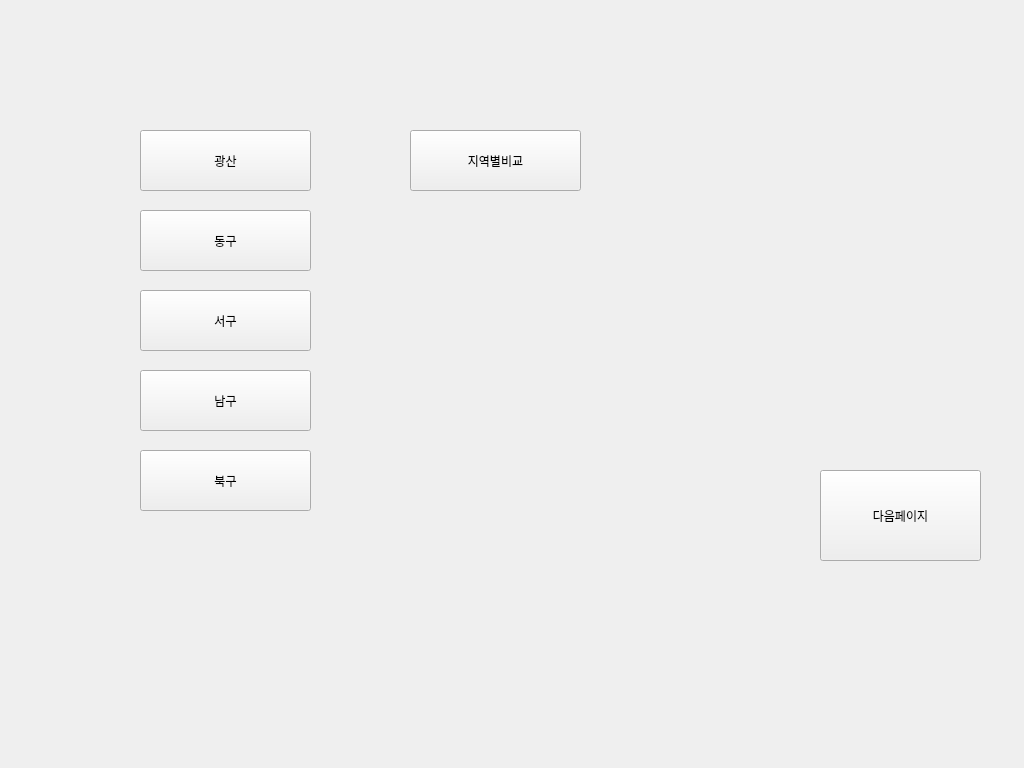
NoDoHyun/no, file guilist.ui: the form before one commit.
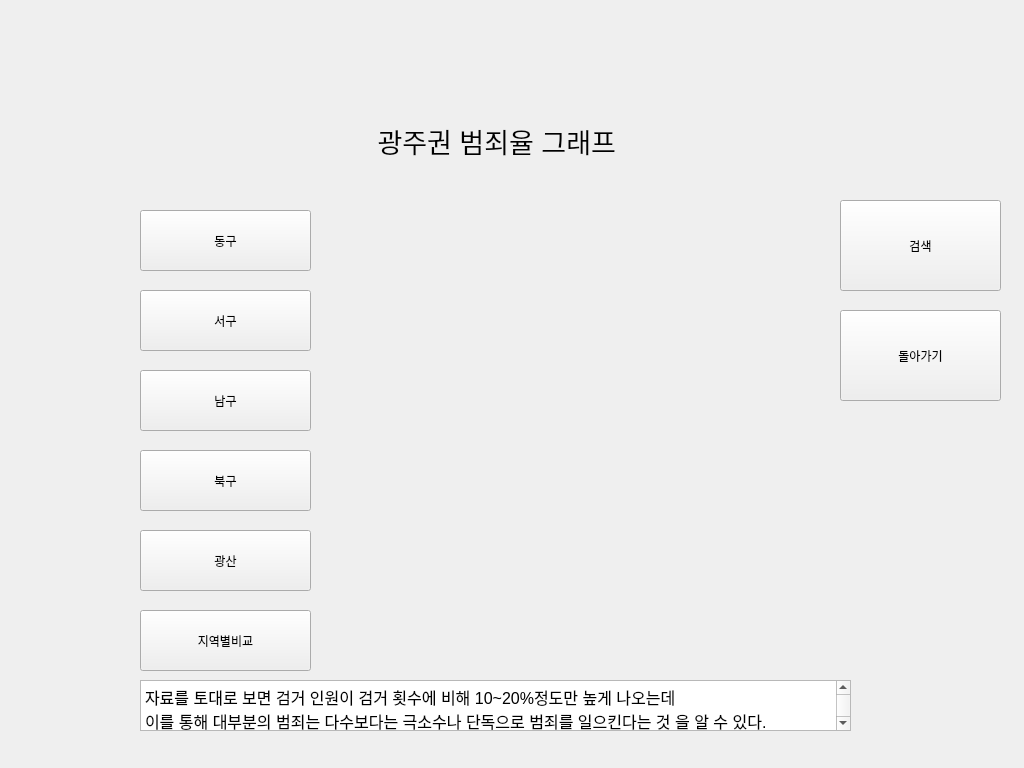
The form after the commit. The open tabs and pages were chosen to show the change. Custom widgets are drawn as their Qt base class.

The edit to the form file:
```diff
--- a/guilist.ui
+++ b/guilist.ui
@@ -122,7 +122,7 @@
      <property name="geometry">
       <rect>
        <x>140</x>
-       <y>130</y>
+       <y>530</y>
        <width>171</width>
        <height>61</height>
       </rect>
@@ -186,8 +186,8 @@
     <widget class="QPushButton" name="allspace">
      <property name="geometry">
       <rect>
-       <x>410</x>
-       <y>130</y>
+       <x>140</x>
+       <y>610</y>
        <width>171</width>
        <height>61</height>
       </rect>
@@ -199,19 +199,86 @@
     <widget class="QPushButton" name="nex">
      <property name="geometry">
       <rect>
-       <x>820</x>
-       <y>470</y>
+       <x>840</x>
+       <y>200</y>
        <width>161</width>
        <height>91</height>
       </rect>
      </property>
      <property name="text">
-      <string>다음페이지</string>
+      <string>검색</string>
+     </property>
+    </widget>
+    <widget class="QPushButton" name="back_2">
+     <property name="geometry">
+      <rect>
+       <x>840</x>
+       <y>310</y>
+       <width>161</width>
+       <height>91</height>
+      </rect>
+     </property>
+     <property name="text">
+      <string>돌아가기</string>
+     </property>
+    </widget>
+    <widget class="QTextBrowser" name="textBrowser">
+     <property name="geometry">
+      <rect>
+       <x>140</x>
+       <y>680</y>
+       <width>711</width>
+       <height>51</height>
+      </rect>
+     </property>
+     <property name="html">
+      <string>&lt;!DOCTYPE HTML PUBLIC &quot;-//W3C//DTD HTML 4.0//EN&quot; &quot;http://www.w3.org/TR/REC-html40/strict.dtd&quot;&gt;
+&lt;html&gt;&lt;head&gt;&lt;meta name=&quot;qrichtext&quot; content=&quot;1&quot; /&gt;&lt;style type=&quot;text/css&quot;&gt;
+p, li { white-space: pre-wrap; }
+&lt;/style&gt;&lt;/head&gt;&lt;body style=&quot; font-family:'Gulim'; font-size:9pt; font-weight:400; font-style:normal;&quot;&gt;
+&lt;p style=&quot; margin-top:0px; margin-bottom:0px; margin-left:0px; margin-right:0px; -qt-block-indent:0; text-indent:0px;&quot;&gt;&lt;span style=&quot; font-size:12pt;&quot;&gt;자료를 토대로 보면 검거 인원이 검거 횟수에 비해 10~20%정도만 높게 나오는데&lt;/span&gt;&lt;/p&gt;
+&lt;p style=&quot; margin-top:0px; margin-bottom:0px; margin-left:0px; margin-right:0px; -qt-block-indent:0; text-indent:0px;&quot;&gt;&lt;span style=&quot; font-size:12pt;&quot;&gt;이를 통해 대부분의 범죄는 다수보다는 극소수나 단독으로 범죄를 일으킨다는 것 을 알 수 있다.&lt;/span&gt;&lt;/p&gt;&lt;/body&gt;&lt;/html&gt;</string>
+     </property>
+    </widget>
+    <widget class="QLabel" name="label">
+     <property name="geometry">
+      <rect>
+       <x>310</x>
+       <y>90</y>
+       <width>421</width>
+       <height>101</height>
+      </rect>
+     </property>
+     <property name="font">
+      <font>
+       <pointsize>20</pointsize>
+      </font>
+     </property>
+     <property name="text">
+      <string>         광주권 범죄율 그래프</string>
+     </property>
+    </widget>
+    <widget class="PlotWidget" name="widget" native="true">
+     <property name="geometry">
+      <rect>
+       <x>350</x>
+       <y>210</y>
+       <width>471</width>
+       <height>451</height>
+      </rect>
      </property>
     </widget>
    </widget>
   </widget>
  </widget>
+ <customwidgets>
+  <customwidget>
+   <class>PlotWidget</class>
+   <extends>QWidget</extends>
+   <header location="global">pyqtgraph</header>
+   <container>1</container>
+  </customwidget>
+ </customwidgets>
  <resources/>
  <connections/>
 </ui>
```
Left out of the diff: 24 changed lines with no effect on the pictures.
